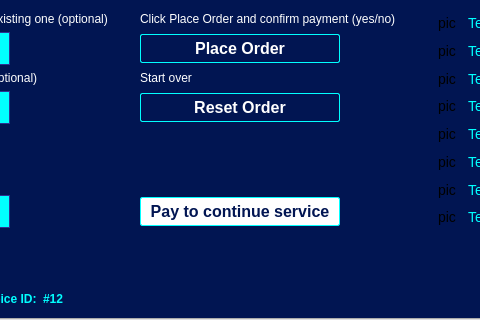
Before: the Qt Designer form src/qt/forms/masternodelist.ui in hardwarewise/SIN-core, drawn with Qt 5; both pictures show x 301 to 781 and y 280 to 600 of the 1000 by 600 pixel window.
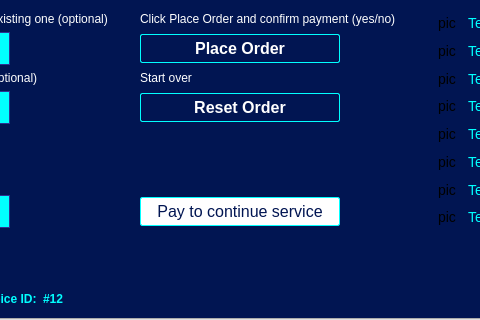
After: the same form once the commit is applied. Icons and pictures are not drawn.

The edit to the form file:
```diff
--- a/src/qt/forms/masternodelist.ui
+++ b/src/qt/forms/masternodelist.ui
@@ -512,13 +512,14 @@
 QComboBox { /* Dropdown Menus */
 
 font-size: 16px;
+font-weight:bold;
 border-color:#bababa;
 border: 1px solid #2E3191;
 border-radius:0px;
 padding: 3px 5px 3px 5px;
 background:#01FFFF;
 min-height:25px;
-color:#FFFFFF;
+color:#000000;
 background-color:#01FFFF;
 
 
@@ -1211,7 +1212,7 @@
 	border:  1px solid  #01FFFF;
     background-color:#FFFFFF;
     font-size:16px;
-	font-weight: bold;
+	/*font-weight: bold;*/
     padding:4px 6px;
     color: #011552;
     border-radius: 2px;
```
Left out of the diff: 7 changed lines with no effect on the pictures.
